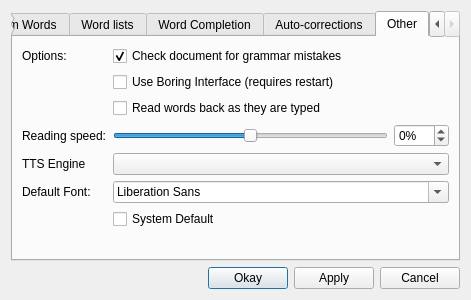
The window that ui/settings.ui (nyov/writetype) describes before a commit, drawn with Qt 5.
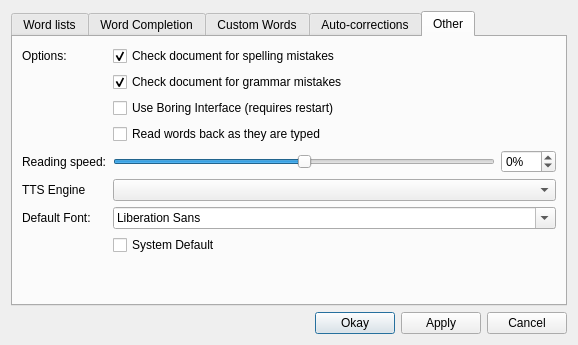
The same window after the commit. The open tabs and pages were chosen to show the change.

Commit message: Ability to disable spell-check

The edit to the form file:
```diff
--- a/ui/settings.ui
+++ b/ui/settings.ui
@@ -7,8 +7,8 @@
    <rect>
     <x>0</x>
     <y>0</y>
-    <width>471</width>
-    <height>300</height>
+    <width>578</width>
+    <height>345</height>
    </rect>
   </property>
   <property name="windowTitle">
@@ -20,39 +20,6 @@
      <property name="currentIndex">
       <number>0</number>
      </property>
-     <widget class="QWidget" name="customWordlistTab">
-      <attribute name="title">
-       <string>Custom Words</string>
-      </attribute>
-      <layout class="QGridLayout" name="gridLayout">
-       <item row="1" column="0">
-        <widget class="QTextEdit" name="customWordsTextEdit">
-         <property name="undoRedoEnabled">
-          <bool>false</bool>
-         </property>
-         <property name="lineWrapMode">
-          <enum>QTextEdit::NoWrap</enum>
-         </property>
-         <property name="acceptRichText">
-          <bool>false</bool>
-         </property>
-        </widget>
-       </item>
-       <item row="0" column="0">
-        <widget class="QLabel" name="label">
-         <property name="text">
-          <string>Please enter any custom words you would like to appear in the spell check, one per line.</string>
-         </property>
-         <property name="wordWrap">
-          <bool>true</bool>
-         </property>
-         <property name="buddy">
-          <cstring>customWordsTextEdit</cstring>
-         </property>
-        </widget>
-       </item>
-      </layout>
-     </widget>
      <widget class="QWidget" name="tab">
       <attribute name="title">
        <string>Word lists</string>
@@ -206,6 +173,39 @@
        </item>
       </layout>
      </widget>
+     <widget class="QWidget" name="customWordlistTab">
+      <attribute name="title">
+       <string>Custom Words</string>
+      </attribute>
+      <layout class="QGridLayout" name="gridLayout">
+       <item row="1" column="0">
+        <widget class="QTextEdit" name="customWordsTextEdit">
+         <property name="undoRedoEnabled">
+          <bool>false</bool>
+         </property>
+         <property name="lineWrapMode">
+          <enum>QTextEdit::NoWrap</enum>
+         </property>
+         <property name="acceptRichText">
+          <bool>false</bool>
+         </property>
+        </widget>
+       </item>
+       <item row="0" column="0">
+        <widget class="QLabel" name="label">
+         <property name="text">
+          <string>Please enter any custom words you would like to appear in the spell check, one per line.</string>
+         </property>
+         <property name="wordWrap">
+          <bool>true</bool>
+         </property>
+         <property name="buddy">
+          <cstring>customWordsTextEdit</cstring>
+         </property>
+        </widget>
+       </item>
+      </layout>
+     </widget>
      <widget class="QWidget" name="autocorrections">
       <attribute name="title">
        <string>Auto-corrections</string>
@@ -282,10 +282,10 @@
        <string>Other</string>
       </attribute>
       <layout class="QGridLayout" name="gridLayout_2">
-       <item row="6" column="1">
+       <item row="8" column="1">
         <widget class="QFontComboBox" name="defaultFont"/>
        </item>
-       <item row="6" column="0">
+       <item row="8" column="0">
         <widget class="QLabel" name="label_2">
          <property name="text">
           <string>Default Font:</string>
@@ -299,7 +299,7 @@
          </property>
         </widget>
        </item>
-       <item row="8" column="1">
+       <item row="10" column="1">
         <spacer name="verticalSpacer_3">
          <property name="orientation">
           <enum>Qt::Vertical</enum>
@@ -315,14 +315,14 @@
          </property>
         </spacer>
        </item>
-       <item row="4" column="0">
+       <item row="6" column="0">
         <widget class="QLabel" name="label_9">
          <property name="text">
           <string>Reading speed:</string>
          </property>
         </widget>
        </item>
-       <item row="4" column="1">
+       <item row="6" column="1">
         <layout class="QHBoxLayout" name="horizontalLayout">
          <item>
           <widget class="QSlider" name="speedSlider">
@@ -364,51 +364,61 @@
          </item>
         </layout>
        </item>
-       <item row="5" column="0">
+       <item row="7" column="0">
         <widget class="QLabel" name="label_10">
          <property name="text">
           <string>TTS Engine</string>
          </property>
         </widget>
        </item>
-       <item row="5" column="1">
+       <item row="7" column="1">
         <widget class="QComboBox" name="ttsEngineBox">
          <property name="editable">
           <bool>false</bool>
          </property>
         </widget>
        </item>
-       <item row="7" column="1">
+       <item row="9" column="1">
         <widget class="QCheckBox" name="useDefaultFont">
          <property name="text">
           <string>System Default</string>
          </property>
         </widget>
        </item>
-       <item row="1" column="1">
-        <widget class="QCheckBox" name="grammarCheckbox">
-         <property name="text">
-          <string>Check document for grammar mistakes</string>
-         </property>
-         <property name="checked">
-          <bool>true</bool>
-         </property>
-        </widget>
-       </item>
-       <item row="2" column="1">
+       <item row="4" column="1">
         <widget class="QCheckBox" name="disableFancyInterfaceCheckbox">
          <property name="text">
           <string>Use Boring Interface (requires restart)</string>
          </property>
         </widget>
        </item>
-       <item row="3" column="1">
+       <item row="5" column="1">
         <widget class="QCheckBox" name="readAsTypedCheckbox">
          <property name="text">
           <string>Read words back as they are typed</string>
          </property>
         </widget>
        </item>
+       <item row="3" column="1">
+        <widget class="QCheckBox" name="grammarCheckbox">
+         <property name="text">
+          <string>Check document for grammar mistakes</string>
+         </property>
+         <property name="checked">
+          <bool>true</bool>
+         </property>
+        </widget>
+       </item>
+       <item row="1" column="1">
+        <widget class="QCheckBox" name="spellingCheckbox">
+         <property name="text">
+          <string>Check document for spelling mistakes</string>
+         </property>
+         <property name="checked">
+          <bool>true</bool>
+         </property>
+        </widget>
+       </item>
       </layout>
      </widget>
     </widget>
```
Left out of the diff: 11 changed lines with no effect on the pictures. The commit also changes 7 other files.
